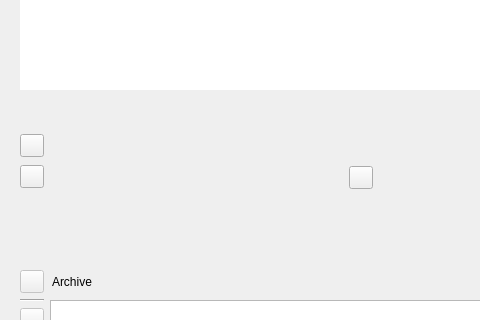
First picture: the form in ui/premise_builder_widget.ui, repository zkovari/plotlyst, before the edit; both pictures show x 0 to 480 and y 151 to 471 of the 599 by 563 pixel window.
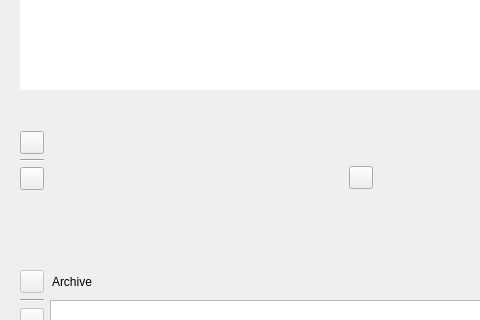
Second picture: the form after the edit. Custom widgets are drawn as their Qt base class.

Diff of the .ui file:
```diff
--- a/ui/premise_builder_widget.ui
+++ b/ui/premise_builder_widget.ui
@@ -662,6 +662,13 @@
                    </property>
                   </widget>
                  </item>
+                 <item>
+                  <widget class="Line" name="line_2">
+                   <property name="orientation">
+                    <enum>Qt::Horizontal</enum>
+                   </property>
+                  </widget>
+                 </item>
                  <item>
                   <widget class="QToolButton" name="btnPremiseClear">
                    <property name="cursor">
```
Left out of the diff: 3 changed lines with no effect on the pictures.
